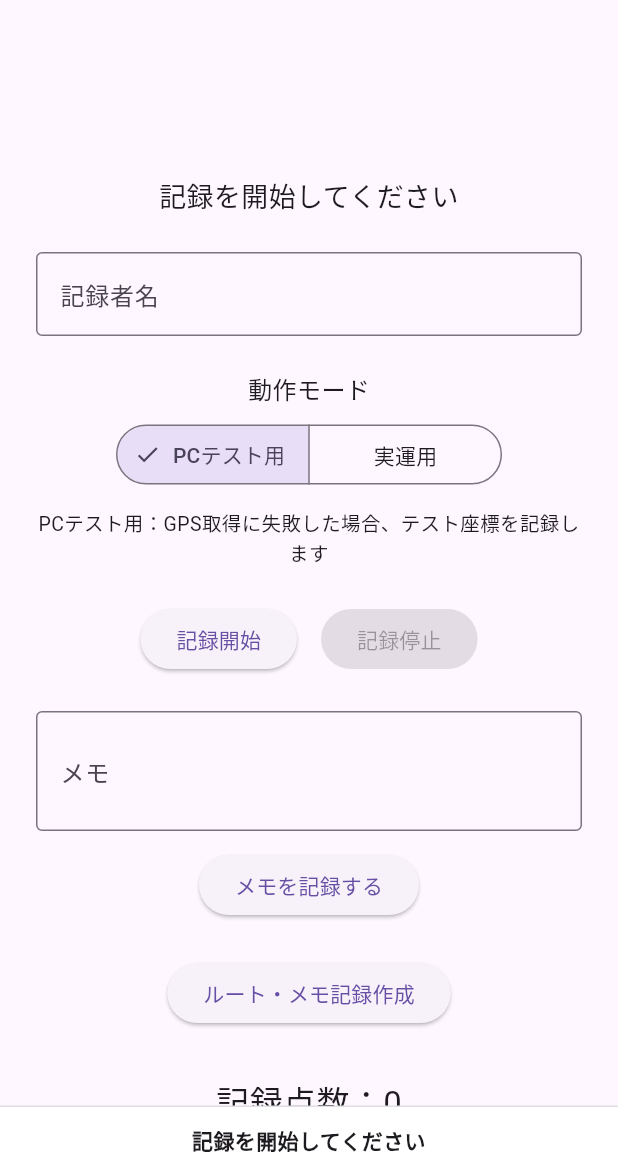
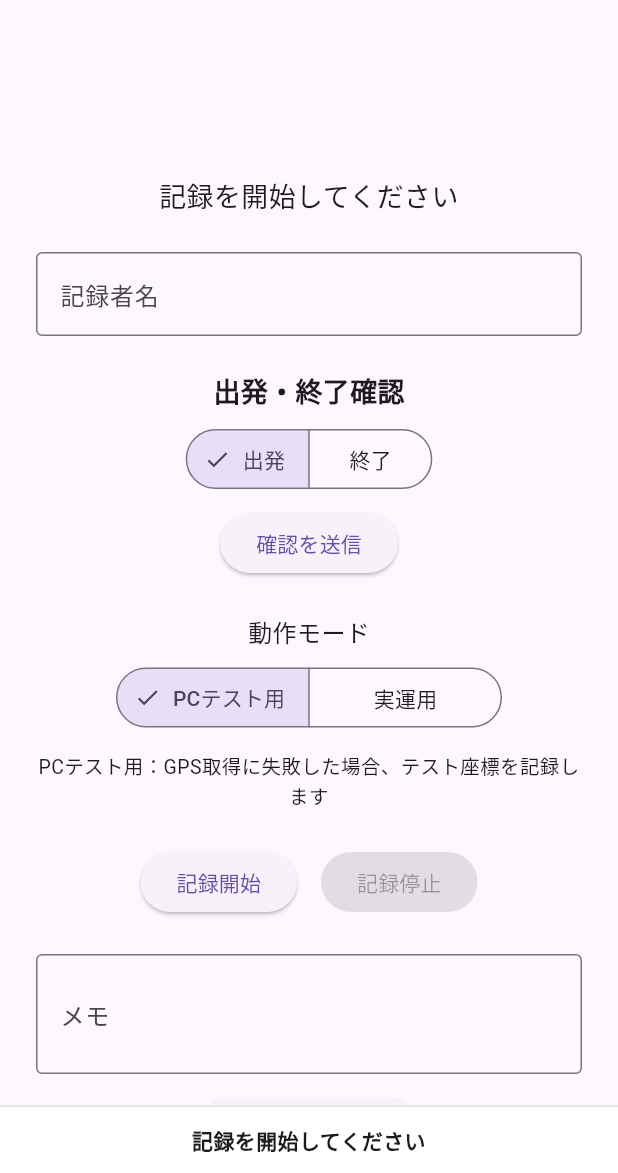
Before and after one commit to Yuheiuem/machiaruki_app, a Flutter app: the screen it shows after launch, on a phone screen of 412 x 824 dp, the part 63-1236 px from its top. Run offline on Flutter 3.47's test engine with Material 3 defaults, Android fonts, the light colour scheme and no system bars; our stand-ins replace flutter_map, geolocator, latlong2; missing offline and left inert: dart:html.

Commit message:
出発終了確認機能を追加

```diff
--- a/lib/main.dart
+++ b/lib/main.dart
@@ -58,6 +58,11 @@ class _MachiarukiAppState extends State<MachiarukiApp> {
   String longitudeText = '未取得';
   String geoJsonText = '';
   String recorderName = '';
+  String checkType = '出発';
+
+  final String checkAppsScriptUrl =
+     'https://script.google.com/macros/s/AKfycbyn8uGV6sfkWDBUvjldtQ89ptLehWCtt4W7S-q-aKnHie3fRLIQnOkM1jNmjMCDiuRG/exec';
+  final String checkKey = 'machiaruki-check-key';
   final String googleAppsScriptUrl =
      'https://script.google.com/macros/s/AKfycbxX_mTqb94aj23r-Mq1qEhFa3OAzSfAyaRXsozF8oLSs-VEaeZ4JP0LhNnM-7-QbsaVxQ/exec';
   final String uploadKey = 'machiaruki-test-key';
@@ -469,6 +474,55 @@ Future<void> sendToGoogleDrive() async {
   }
 }
 
+Future<void> sendCheckRecord() async {
+  final name = recorderName.trim();
+
+  if (name.isEmpty) {
+    setState(() {
+      statusText = '先に記録者名を入力してください';
+    });
+    return;
+  }
+
+  setState(() {
+    statusText = '$checkType確認を送信中です...';
+  });
+
+  try {
+    final response = await http.post(
+      Uri.parse(checkAppsScriptUrl),
+      body: jsonEncode({
+        'checkKey': checkKey,
+        'name': name,
+        'checkType': checkType,
+      }),
+    );
+
+    if (response.statusCode != 200) {
+      setState(() {
+        statusText = '$checkType確認の送信に失敗しました：HTTP ${response.statusCode}';
+      });
+      return;
+    }
+
+    final result = jsonDecode(response.body);
+
+    if (result['ok'] == true) {
+      setState(() {
+        statusText = '$checkType確認を送信しました';
+      });
+    } else {
+      setState(() {
+        statusText = '$checkType確認の送信に失敗しました：${result['message']}';
+      });
+    }
+  } catch (e) {
+    setState(() {
+      statusText = '$checkType確認の送信中にエラーが発生しました：$e';
+    });
+  }
+}
+
   void saveRouteRecord() {
     if (saveMethod == 'download') {
       downloadGeoJson();
@@ -544,6 +598,44 @@ Future<void> sendToGoogleDrive() async {
                     onChanged: (value) {
                       recorderName = value;
                     },
+                  ),
+
+                  const SizedBox(height: 24),
+
+                  const Text(
+  '出発・終了確認',
+  style: TextStyle(
+    fontSize: 18,
+    fontWeight: FontWeight.bold,
+  ),
+),
+
+const SizedBox(height: 8),
+
+SegmentedButton<String>(
+  segments: const [
+    ButtonSegment<String>(
+      value: '出発',
+      label: Text('出発'),
+    ),
+    ButtonSegment<String>(
+      value: '終了',
+      label: Text('終了'),
+    ),
+  ],
+  selected: {checkType},
+  onSelectionChanged: (Set<String> selected) {
+    setState(() {
+      checkType = selected.first;
+    });
+  },
+),
+
+const SizedBox(height: 8),
+
+ElevatedButton(
+  onPressed: sendCheckRecord,
+  child: const Text('確認を送信'),
 ),
 
 const SizedBox(height: 24),
```
Lines whose indentation alone changed are shown as unchanged.
